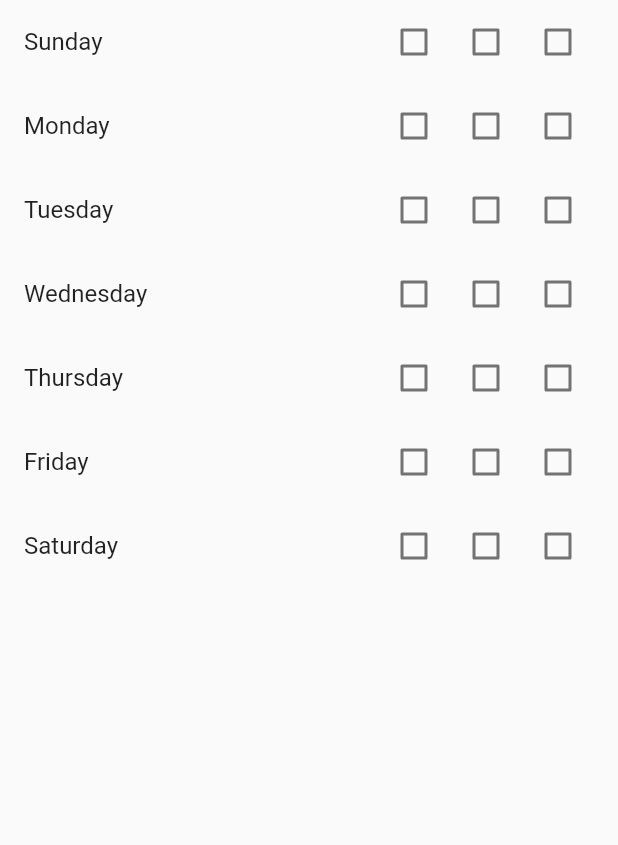
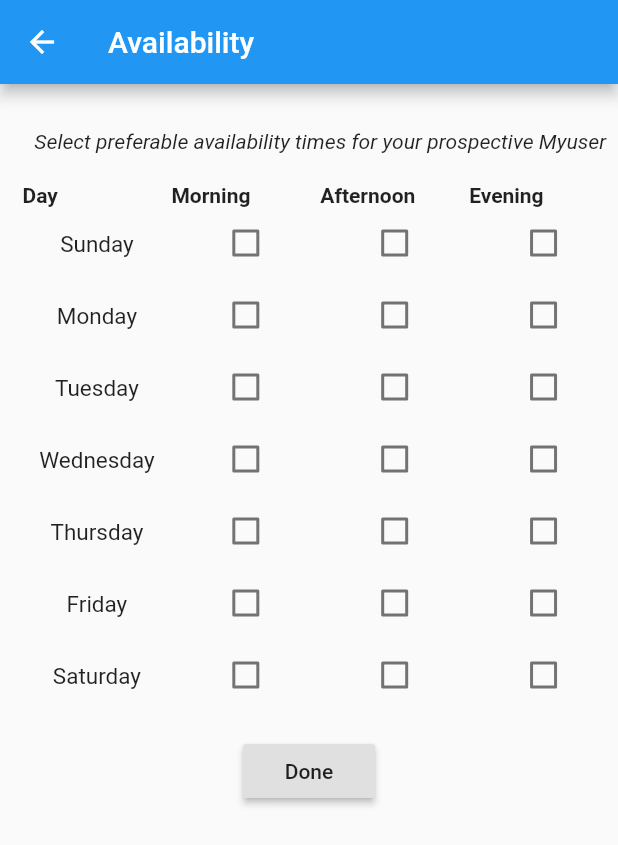
Before and after one commit to levimatheri/myusica, a Flutter app: the AvailabilityQuery screen opened directly, on a phone screen of 412 x 824 dp. Shown: the top 845 px of the screen. Run offline on Flutter 3.47's test engine with Material 2 defaults, Android fonts, the phone set to English and light mode, and no system bars; our stand-ins replace cloud_firestore, firebase_auth, geolocator; missing offline and left inert: android_intent, autocomplete_textfield, google_maps_webservice; accounts and stored records are empty.

Commit message:
Completed Availabilty query page

```diff
--- a/lib/helpers/availability_item.dart
+++ b/lib/helpers/availability_item.dart
@@ -10,28 +10,24 @@ class AvailabilityItem extends StatefulWidget {
 }
 
 class _AvailabilityItemState extends State<AvailabilityItem> {
-  var _days = ['Sunday', 'Monday', 'Tuesday', 'Wednesday', 'Thursday', 'Friday', 'Saturday'];
+  var _days = ['SUN', 'MON', 'TUE', 'WED', 'THU', 'FRI', 'SAT'];
   int position;
-  List<Widget> checkboxes;
+  List<Widget> availabilityRow;
 
-  _AvailabilityItemState(int position, List<Widget> checkboxes) {
+  _AvailabilityItemState(int position, List<Widget> availabilityRow) {
     this.position = position;
-    this.checkboxes = checkboxes;
+    this.availabilityRow = availabilityRow;
   }
 
   @override
     Widget build(BuildContext context) {
-      return ListTile(
-        title: Row(
-          children: <Widget>[
-            Expanded(
-              child: Text(_days[position]),
-            ),
-            Row(
-              children: checkboxes,
-            ),
-          ],
-        ),
+      return Row(
+        children: <Widget>[
+          Container(child: Text(_days[position]), margin: const EdgeInsets.only(right: 30.0)),
+          Row(
+            children: availabilityRow,
+          ),
+        ],
       );
     }
 }
--- a/lib/home.dart
+++ b/lib/home.dart
@@ -16,8 +16,8 @@ class HomePage extends StatelessWidget {
         appBar: AppBar(
           bottom: TabBar(
               tabs: [
-                Tab(icon: Icon(Icons.list)),
-                Tab(icon: Icon(Icons.search)),
+                Tab(icon: Icon(Icons.list)), // List of matching Myusers
+                Tab(icon: Icon(Icons.search)), // Search criteria page
               ],
           ),
           title: Text("Home"),
@@ -40,6 +40,7 @@ class HomePage extends StatelessWidget {
   }
 }
 
+/// ==========RESULTS FROM DATABASE SEARCH================
 class Results extends StatefulWidget {
   ResultsState createState() => new ResultsState();
 }
@@ -56,6 +57,7 @@ class ResultsState extends State<Results> {
     }
 }
 
+/// =============SEARCH CRITERIA=====================
 class Criteria extends StatefulWidget {
   CriteriaState createState() => new CriteriaState();
 }
@@ -92,6 +94,8 @@ AutomaticKeepAliveClientMixin<Criteria> {
     _initPlatformState();
   }
 
+  /// open specific criteria [destination] page
+  /// when user clicks on the corresponding criteria option [fn]
   void _onFocusChange(
       FocusNode fn, dynamic destination, TextEditingController controller
       ) async {
@@ -223,7 +227,7 @@ AutomaticKeepAliveClientMixin<Criteria> {
               },
             ),
             separator(20.0),
-            // TODO: Change me to a range slider
+            // TODO: Change me to a range slider or max
             new Container(
               alignment: Alignment.center,
               child: Text("\$${_sliderVal.toInt()}/hour"),
@@ -232,7 +236,11 @@ AutomaticKeepAliveClientMixin<Criteria> {
             new RaisedButton(
               child: Text('Availability'),
               onPressed: () => Navigator.push(context,
-                          MaterialPageRoute(builder: (context) => AvailabilityQuery())),
+                MaterialPageRoute(builder: (context) => AvailabilityQuery())).then((result) {
+                  if (result != null) {
+                    print("$result['Sunday']");
+                  }
+                }),
             ),
           ],
         ),
@@ -265,34 +273,27 @@ AutomaticKeepAliveClientMixin<Criteria> {
     );
   }
 
-  // _openLocationSettings(String settingsName) {
-  //   var resultSettingsOpening;
-
-  //   try {
-  //     resultSettingsOpening =
-  //          AccessSettingsMenu.openSettings(settingsType: settingsName);
-  //   } catch (e) {
-  //     resultSettingsOpening = null;
-  //   }
-  // }
-
+  /// open location settings on device
+  /// TODO: Implement an iOS version
   void _openLocationSettings() async {
     final AndroidIntent intent = new AndroidIntent(
         action: 'android.settings.LOCATION_SOURCE_SETTINGS',
-
     );
     await intent.launch();
   }
+
   @override
   void dispose() {
     locationEditingController.dispose();
     super.dispose();
   }
 
+  /// For neat separation between criteria options
   Container separator(double size) {
     return new Container(margin: EdgeInsets.only(bottom: size),);
   }
 
+  /// Ensures persistence while switching between tabs or pages
   @override
   bool get wantKeepAlive => true;
 }
--- a/lib/subs/availability_query.dart
+++ b/lib/subs/availability_query.dart
@@ -1,56 +1,175 @@
 import 'package:flutter/material.dart';
-import 'package:myusica/helpers/availability_item.dart';
 
 class AvailabilityQuery extends StatefulWidget {
   AvailabilityQueryState createState() => AvailabilityQueryState();
 }
 
-class AvailabilityQueryState extends State<AvailabilityQuery> {
-  var slots = Map<String, Map<String, bool>>();
+class AvailabilityQueryState extends State<AvailabilityQuery>
+  with AutomaticKeepAliveClientMixin {
+  Map slots = Map<String, Map<String, bool>>();
   var _days = ['Sunday', 'Monday', 'Tuesday', 'Wednesday', 'Thursday', 'Friday', 'Saturday'];
+  var _times = ['Morning', 'Afternoon', 'Evening'];
+  List<TimePicker> timePickers;
 
-  List<TimePicker> timePickers;
-  @override
-    void initState() {
-      super.initState();
+  AvailabilityQueryState() {
+    for (var i = 0; i < _days.length; i++) {
+      var newMap = { 'Morning':false, 'Afternoon':false, 'Evening':false };
+      slots[_days[i]] = newMap;
+    }
 
-      for (var i = 0; i < _days.length; i++) {
-        var newMap = { 'Morning':false, 'Afternoon':false, 'Evening':false };
-        slots[_days[i]] = newMap;
-      }
+    // x ~/ y is same as  (x / y).toInt()
+    timePickers = List<TimePicker>.generate(21, (i) =>  new TimePicker(this, _days[i ~/ 3], _times[i % 3]));
+  }
+  // @override
+  //   void initState() {
+  //     super.initState();
 
-      timePickers = List<TimePicker>.generate(21, (i) =>  new TimePicker());
-    }
+  //     print('Called initState()');
+  //   }
   @override
     Widget build(BuildContext context) {
-      return Material(
-        child: ListView(
-          children: _buildAvailabilityList(),
+      return Scaffold(
+        appBar: AppBar(
+          title: Text('Availability'),
+        ),
+        body: Column(
+          children: <Widget>[
+            Container(
+              margin: const EdgeInsets.only(top: 30.0, left: 15.0),
+              child: Text(
+                'Select preferable availability times for your prospective Myuser',
+                style: TextStyle(fontSize: 14.0, fontStyle: FontStyle.italic),
+              ),
+            ),
+            Container(
+              margin: const EdgeInsets.only(top: 20.0, left: 15.0),
+              child: Table(
+                children: [
+                  TableRow(
+                    children: [
+                      TableCell(
+                        child: Text('Day', style: TextStyle(fontWeight: FontWeight.bold)),
+                      ),
+                      TableCell(
+                        child: Text('Morning', style: TextStyle(fontWeight: FontWeight.bold)),
+                      ),
+                      TableCell(
+                        child: Text('Afternoon', style: TextStyle(fontWeight: FontWeight.bold)),
+                      ),
+                      TableCell(
+                        child: Text('Evening', style: TextStyle(fontWeight: FontWeight.bold)),
+                      ),
+                    ],
+                  ),
+                  TableRow(
+                    children: [
+                      TableCell(
+                        child: Container(
+                          margin: const EdgeInsets.only(top: 16.0),
+                          child: Column(
+                            children: _buildDaysList(),
+                          ),
+                        ),
+                      ),
+                      TableCell(
+                        child: Column(
+                          children: _buildAvailabilityList(0),
+                        ),
+                      ),
+                      TableCell(
+                        child: Column(
+                          children: _buildAvailabilityList(1),
+                        ),
+                      ),
+                      TableCell(
+                        child: Column(
+                          children: _buildAvailabilityList(2),
+                        ),
+                      ),
+                    ],
+                  ),
+                ],
+              ),
+            ),
+            Container(
+              child: RaisedButton(
+                child: Text('Done'),
+                onPressed: () => Navigator.pop(context, slots),
+              ),
+            )
+          ],
         ),
       );
     }
 
-  List<AvailabilityItem> _buildAvailabilityList() {
-    List<AvailabilityItem> availabilityItemList = List<AvailabilityItem>(7);
-    for (int i = 0, j = 0; i < 7; j += 3, i++) {
-      availabilityItemList[i] = AvailabilityItem(i, timePickers.skip(j).take(3).toList());
+  List<TimePicker> _buildAvailabilityList(int index) {
+    List<TimePicker> availabilityItemList = List<TimePicker>(7);
+    for (int i = 0, j = index; i < 7; j += 3, i++) {
+      availabilityItemList[i] = timePickers[j];
     }
     return availabilityItemList;
   }
+
+  // List<Widget> _buildTimesList(String heading, int timeIndex) {
+  //   List<Widget> timesList = List<Widget>(8);
+  //   timesList[0] = Text(heading, style: TextStyle(fontWeight: FontWeight.bold));
+  //   for (int t = 0; t < _days.length; timeIndex += 3, t++) {
+  //     timesList[t+1] = timePickers[timeIndex];
+  //   }
+  //   return timesList;
+  // }
+
+  List<Container> _buildDaysList() {
+    List<Container> daysList = List<Container>(7);
+    for (int d = 0; d < _days.length; d++) {
+      daysList[d] =  Container(
+                          margin: const EdgeInsets.only(bottom: 30.0),
+                          child: Text(_days[d], style: TextStyle(fontSize: 15.0)),
+                        );
+    }
+    return daysList;
+  }
+
+  getSlots() {
+    return slots;
+  }
+
+  setSlots(bool value, String day, String time) {
+    Map<String, bool> toSet = slots[day];
+    toSet[time] = value;
+    slots[day] = toSet;
+  }
+  @override
+    bool get wantKeepAlive => true;
 }
 
 class TimePicker extends StatefulWidget {
-  TimePickerState createState() => new TimePickerState();
+  final String day;
+  final String time;
+  final AvailabilityQueryState aq;
+
+  // Pass instance of [AvailabilityQueryState] to ensure we set the same slots instance variable
+  TimePicker(AvailabilityQueryState aq, String day, String time) : day = day, time = time, aq = aq;
+  TimePickerState createState() => new TimePickerState(aq, day, time);
 }
 
 class TimePickerState extends State<TimePicker> {
+  String day;
+  String time;
   bool checked = false;
+  AvailabilityQueryState aq;
+  TimePickerState(AvailabilityQueryState aq, String day, String time) {
+    this.day = day;
+    this.time = time;
+    this.aq = aq;
+  }
   @override
     Widget build(BuildContext context) {
       return new Checkbox(value: checked,
         onChanged: (bool value) {
           setState(() {
             checked = value;
+            aq.setSlots(value, day, time);
           });
       });
     }
--- a/lib/subs/location_query.dart
+++ b/lib/subs/location_query.dart
@@ -1,5 +1,7 @@
 import 'package:flutter/material.dart';
 import 'package:google_maps_webservice/places.dart';
+import 'package:cloud_firestore/cloud_firestore.dart';
+import 'package:firebase_auth/firebase_auth.dart';
 
 class LocationQuery extends StatefulWidget {
   _LocationQueryState createState() => _LocationQueryState();
@@ -19,19 +21,13 @@ AutomaticKeepAliveClientMixin<LocationQuery> {
   final locationTextController = TextEditingController();
   FocusNode _locationFocusNode = new FocusNode();
 
-
-  @override
-  void initState() {
-    super.initState();
-  }
-
   @override
   void dispose() {
     locationTextController.dispose();
     super.dispose();
   }
 
-
+  /// Get location options from Google Maps API
   _fetchData() async {
     results.clear();
     String searchQuery = locationTextController.text;
@@ -43,6 +39,7 @@ AutomaticKeepAliveClientMixin<LocationQuery> {
       isGoClicked = true;
     });
     previous = searchQuery;
+    // TODO: Get API key from database
     final places = new GoogleMapsPlaces(apiKey: 'AIzaSyCvu_XwzNjF33uBV5kS9XHJdpUMnqooFrA');
 
     PlacesSearchResponse response =
@@ -115,7 +112,6 @@ AutomaticKeepAliveClientMixin<LocationQuery> {
   }
 
   @override
-  // TODO: implement wantKeepAlive
   bool get wantKeepAlive => true;
 
   dynamic generateOptions() {
--- a/lib/subs/specialization_query.dart
+++ b/lib/subs/specialization_query.dart
@@ -72,6 +72,5 @@ AutomaticKeepAliveClientMixin<SpecializationQuery> {
   }
 
   @override
-  // TODO: implement wantKeepAlive
   bool get wantKeepAlive => true;
 }
--- a/pubspec.yaml
+++ b/pubspec.yaml
@@ -25,6 +25,7 @@ dependencies:
   geolocator: ^2.1.1
   android_intent: ^0.2.1
   cloud_firestore: ^0.8.2+3
+  firebase_auth: ^0.6.2+1
   google_sign_in: ^3.2.4
   googleapis: any
   googleapis_auth: any
```
